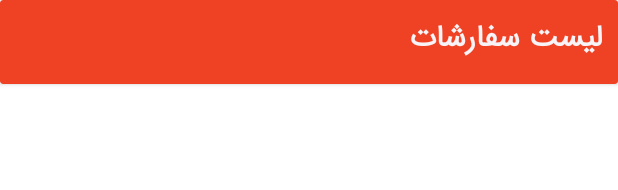
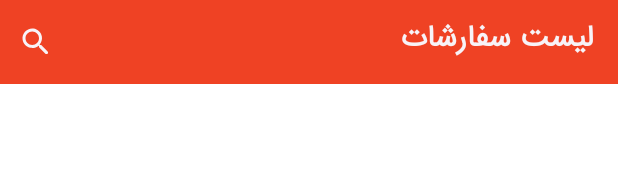
Before and after one commit to karimi96/FoodOrderiing, an Android app: the layout toolbar_list_order.xml on its own in the app's theme, with its tools: preview values and no code run, on a phone screen of 412 x 824 dp. Shown: the top 190 px of the screen. Run offline under Robolectric (Android 15) with nearby library versions, the phone set to English and light mode, and no system bars.

Commit message:
fix searchview in listOrder

```diff
--- a/app/src/main/res/layout/toolbar_list_order.xml
+++ b/app/src/main/res/layout/toolbar_list_order.xml
@@ -1,8 +1,10 @@
 <?xml version="1.0" encoding="utf-8"?>
-<androidx.cardview.widget.CardView xmlns:android="http://schemas.android.com/apk/res/android"
+<androidx.appcompat.widget.Toolbar xmlns:android="http://schemas.android.com/apk/res/android"
     android:layout_width="match_parent"
     xmlns:app="http://schemas.android.com/apk/res-auto"
-    app:cardBackgroundColor="@color/red_toolbar"
+    android:background="@color/red_toolbar"
+    android:id="@+id/toolbar_list"
+    app:menu="@menu/search_listorder"
     android:layout_height="?attr/actionBarSize">
 
     <TextView
@@ -17,4 +19,4 @@
         android:layout_height="wrap_content"/>
 
 
-</androidx.cardview.widget.CardView>
+</androidx.appcompat.widget.Toolbar>
--- /dev/null
+++ b/app/src/main/res/menu/search_listorder.xml
@@ -0,0 +1,11 @@
+<?xml version="1.0" encoding="utf-8"?>
+<menu xmlns:android="http://schemas.android.com/apk/res/android"
+    xmlns:app="http://schemas.android.com/apk/res-auto">
+
+    <item
+        android:id="@+id/searchListOrder"
+        android:icon="@drawable/ic_round_search_24"
+        android:title="Search"
+        app:actionViewClass="androidx.appcompat.widget.SearchView"
+        app:showAsAction="ifRoom|collapseActionView" />
+</menu>
```
Also changed, not shown: app/src/main/java/com/example/foodorderiing/activity/listOrder/ListOrder.java (+58 -0 lines), app/src/main/java/com/example/foodorderiing/adapter/ListOrderAdapter.java (+48 -2 lines).
